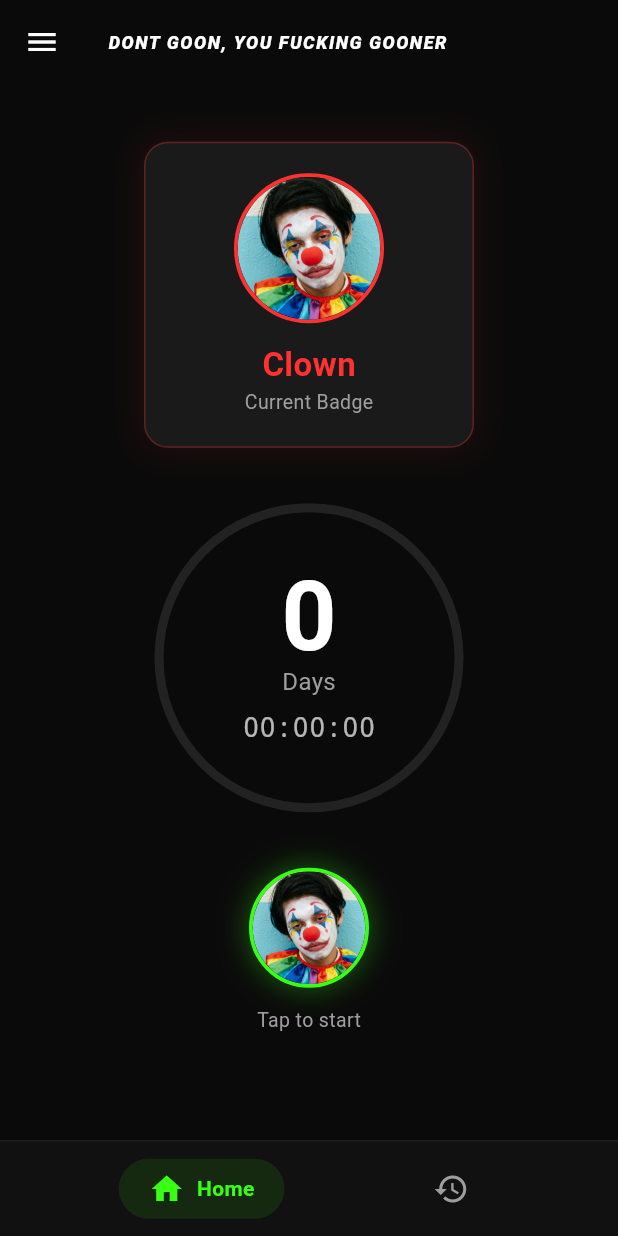
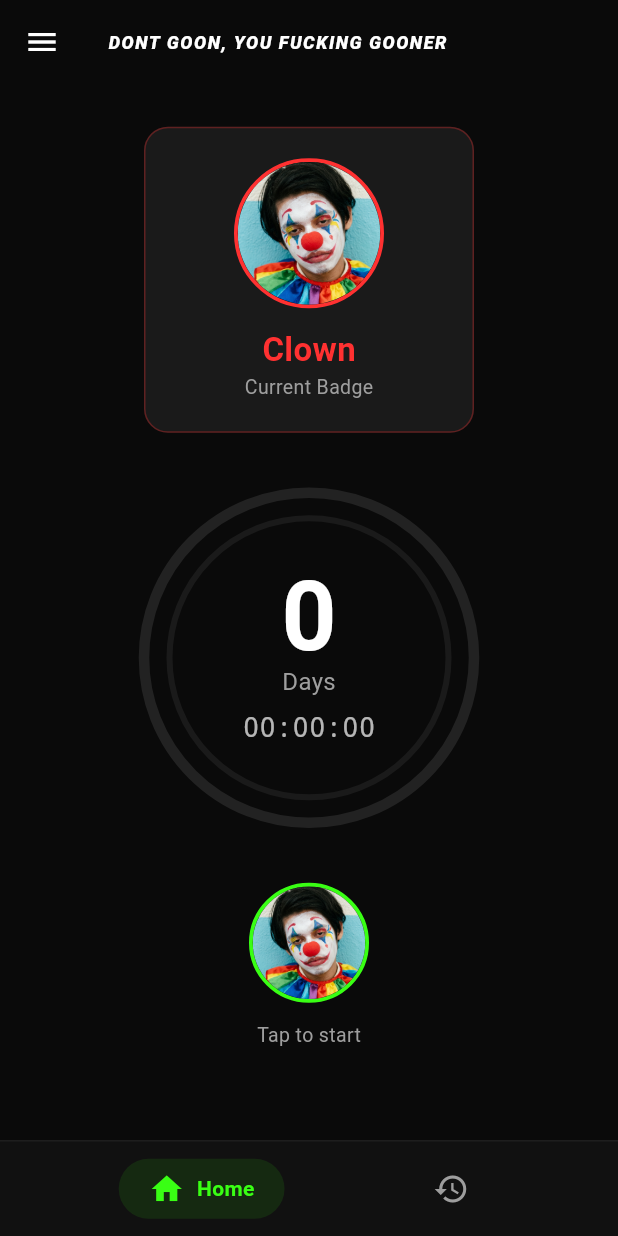
Before and after one commit to Dnggr/Giga, a Flutter app: the screen it shows after launch, on a phone screen of 412 x 824 dp. Run offline on Flutter 3.47's test engine with Material 3 defaults, Android fonts, the phone set to English and light mode, and no system bars; our stand-ins replace shared_preferences.

Commit message:
add badge color mapping and refactor badge-related animations in HomeScreen

```diff
--- a/lib/main.dart
+++ b/lib/main.dart
@@ -2,6 +2,32 @@ import 'dart:async';
 import 'package:flutter/material.dart';
 import 'streak_service.dart';
 import 'streak_model.dart';
+
+// top level so it's not recreated every build
+Color getBadgeColor(String badge) {
+  switch (badge) {
+    case 'Absolute Giga Chad':
+      return const Color(0xFF00BFFF);
+    case 'Giga Chad':
+      return const Color(0xFF39FF14);
+    case 'Absolute Chad':
+      return const Color(0xFFFF9500);
+    case 'Chad':
+      return const Color(0xFFFFD700);
+    case 'Sigma':
+      return const Color(0xFF4A9EFF);
+    case 'Advanced':
+      return const Color(0xFFC0C0C0);
+    case 'Average':
+      return const Color(0xFFCD7F32);
+    case 'Novice':
+      return const Color(0xFFAAAAAA);
+    case 'Noob':
+      return const Color(0xFF888888);
+    default:
+      return const Color(0xFFFF3131);
+  }
+}
 
 void main() {
   runApp(const MyApp());
@@ -191,24 +217,18 @@ class _HomeScreenState extends State<HomeScreen> with TickerProviderStateMixin {
   int _minutes = 0;
   int _seconds = 0;
   String _currentBadge = 'Clown';
-  String _previousBadge = 'Clown';
 
-  // panel animation
+  // panel
   late AnimationController _panelController;
   late Animation<Offset> _panelSlide;
   bool _panelOpen = false;
 
-  // badge unlock animation
+  // badge unlock animation only
   late AnimationController _badgeController;
   late Animation<double> _badgeScale;
   late Animation<double> _badgeFade;
 
-  // ring animation
-  late AnimationController _ringController;
-  late Animation<double> _ringValue;
-  double _targetProgress = 0;
-
-  final List<Map<String, dynamic>> _badges = [
+  final List<Map<String, dynamic>> _badges = const [
     {'name': 'Clown', 'days': 0, 'image': 'assets/badges/clown.png'},
     {'name': 'Noob', 'days': 1, 'image': 'assets/badges/noob.png'},
     {'name': 'Novice', 'days': 3, 'image': 'assets/badges/novice.png'},
@@ -233,7 +253,6 @@ class _HomeScreenState extends State<HomeScreen> with TickerProviderStateMixin {
   void initState() {
     super.initState();
 
-    // panel
     _panelController = AnimationController(
       vsync: this,
       duration: const Duration(milliseconds: 300),
@@ -243,7 +262,6 @@ class _HomeScreenState extends State<HomeScreen> with TickerProviderStateMixin {
           CurvedAnimation(parent: _panelController, curve: Curves.easeInOut),
         );
 
-    // badge unlock
     _badgeController = AnimationController(
       vsync: this,
       duration: const Duration(milliseconds: 600),
@@ -256,29 +274,8 @@ class _HomeScreenState extends State<HomeScreen> with TickerProviderStateMixin {
       end: 1.0,
     ).animate(CurvedAnimation(parent: _badgeController, curve: Curves.easeIn));
 
-    // ring
-    _ringController = AnimationController(
-      vsync: this,
-      duration: const Duration(milliseconds: 800),
-    );
-    _ringValue = Tween<double>(
-      begin: 0,
-      end: 0,
-    ).animate(CurvedAnimation(parent: _ringController, curve: Curves.easeOut));
-
     _badgeController.forward();
     _loadStreak();
-  }
-
-  void _animateRingTo(double target) {
-    final current = _ringValue.value;
-    _ringValue = Tween<double>(
-      begin: current,
-      end: target,
-    ).animate(CurvedAnimation(parent: _ringController, curve: Curves.easeOut));
-    _ringController
-      ..reset()
-      ..forward();
   }
 
   void _openPanel() {
@@ -288,13 +285,14 @@ class _HomeScreenState extends State<HomeScreen> with TickerProviderStateMixin {
 
   void _closePanel() {
     _panelController.reverse().then((_) {
-      setState(() => _panelOpen = false);
+      if (mounted) setState(() => _panelOpen = false);
     });
   }
 
   Future<void> _loadStreak() async {
     final running = await _service.isStreakRunning();
     final start = await _service.loadStartTime();
+    if (!mounted) return;
     setState(() {
       _isRunning = running;
       _startTime = start;
@@ -305,26 +303,15 @@ class _HomeScreenState extends State<HomeScreen> with TickerProviderStateMixin {
   void _startTicking() {
     _timer?.cancel();
     _timer = Timer.periodic(const Duration(seconds: 1), (_) {
-      if (_startTime == null) return;
+      if (!mounted || _startTime == null) return;
       final diff = DateTime.now().difference(_startTime!);
       final newDays = diff.inDays;
       final newBadge = _service.getCurrentBadge(newDays);
-      final newProgress = newDays >= 365
-          ? 1.0
-          : (newDays / 365).clamp(0.0, 1.0);
 
-      // badge unlock animation
       if (newBadge != _currentBadge) {
-        _previousBadge = _currentBadge;
         _badgeController
           ..reset()
           ..forward();
-      }
-
-      // ring animation only when progress changes
-      if (newProgress != _targetProgress) {
-        _targetProgress = newProgress;
-        _animateRingTo(_targetProgress);
       }
 
       setState(() {
@@ -340,6 +327,7 @@ class _HomeScreenState extends State<HomeScreen> with TickerProviderStateMixin {
   Future<void> _handleStart() async {
     await _service.startStreak();
     final start = await _service.loadStartTime();
+    if (!mounted) return;
     setState(() {
       _isRunning = true;
       _startTime = start;
@@ -352,7 +340,6 @@ class _HomeScreenState extends State<HomeScreen> with TickerProviderStateMixin {
     _badgeController
       ..reset()
       ..forward();
-    _animateRingTo(0);
     _startTicking();
   }
 
@@ -417,6 +404,7 @@ class _HomeScreenState extends State<HomeScreen> with TickerProviderStateMixin {
         daysReached: _days,
       );
       _timer?.cancel();
+      if (!mounted) return;
       setState(() {
         _isRunning = false;
         _days = 0;
@@ -426,7 +414,6 @@ class _HomeScreenState extends State<HomeScreen> with TickerProviderStateMixin {
         _currentBadge = 'Clown';
         _startTime = null;
       });
-      _animateRingTo(0);
       _badgeController
         ..reset()
         ..forward();
@@ -439,41 +426,18 @@ class _HomeScreenState extends State<HomeScreen> with TickerProviderStateMixin {
     _timer?.cancel();
     _panelController.dispose();
     _badgeController.dispose();
-    _ringController.dispose();
     super.dispose();
-  }
-
-  // badge ring color based on rank
-  Color _getBadgeColor(String badge) {
-    switch (badge) {
-      case 'Absolute Giga Chad':
-        return const Color(0xFF00BFFF);
-      case 'Giga Chad':
-        return const Color(0xFF39FF14);
-      case 'Absolute Chad':
-        return const Color(0xFFFF9500);
-      case 'Chad':
-        return const Color(0xFFFFD700);
-      case 'Sigma':
-        return const Color(0xFF4A9EFF);
-      case 'Advanced':
-        return const Color(0xFFC0C0C0);
-      case 'Average':
-        return const Color(0xFFCD7F32);
-      case 'Novice':
-        return const Color(0xFFAAAAAA);
-      case 'Noob':
-        return const Color(0xFF888888);
-      default:
-        return const Color(0xFFFF3131);
-    }
   }
 
   @override
   Widget build(BuildContext context) {
     final badgeImage = _service.getBadgeImage(_currentBadge);
     final screenWidth = MediaQuery.of(context).size.width;
-    final accentColor = _getBadgeColor(_currentBadge);
+    final accentColor = getBadgeColor(_currentBadge);
+
+    // progress values
+    final dayProgress = _days >= 365 ? 1.0 : (_days / 365).clamp(0.0, 1.0);
+    final hourProgress = _hours / 24.0;
 
     return Scaffold(
       backgroundColor: const Color(0xFF0A0A0A),
@@ -495,7 +459,6 @@ class _HomeScreenState extends State<HomeScreen> with TickerProviderStateMixin {
           ),
         ),
       ),
-
       body: Stack(
         children: [
           // ── MAIN CONTENT
@@ -505,7 +468,7 @@ class _HomeScreenState extends State<HomeScreen> with TickerProviderStateMixin {
                 mainAxisAlignment: MainAxisAlignment.center,
                 crossAxisAlignment: CrossAxisAlignment.center,
                 children: [
-                  // ── BADGE CARD with unlock animation
+                  // ── BADGE CARD
                   FadeTransition(
                     opacity: _badgeFade,
                     child: ScaleTransition(
@@ -520,13 +483,6 @@ class _HomeScreenState extends State<HomeScreen> with TickerProviderStateMixin {
                             color: accentColor.withOpacity(0.3),
                             width: 1,
                           ),
-                          boxShadow: [
-                            BoxShadow(
-                              color: accentColor.withOpacity(0.1),
-                              blurRadius: 20,
-                              spreadRadius: 2,
-                            ),
-                          ],
                         ),
                         child: Column(
                           children: [
@@ -577,25 +533,41 @@ class _HomeScreenState extends State<HomeScreen> with TickerProviderStateMixin {
 
                   const SizedBox(height: 40),
 
-                  // ── ANIMATED CIRCULAR TIMER
-                  AnimatedBuilder(
-                    animation: _ringValue,
-                    builder: (context, child) {
-                      return Stack(
+                  // ── DOUBLE RING TIMER (days outer, hours inner)
+                  RepaintBoundary(
+                    child: SizedBox(
+                      width: 220,
+                      height: 220,
+                      child: Stack(
                         alignment: Alignment.center,
                         children: [
+                          // outer ring — days progress
                           SizedBox(
-                            width: 200,
-                            height: 200,
+                            width: 220,
+                            height: 220,
                             child: CircularProgressIndicator(
-                              value: _ringValue.value,
-                              strokeWidth: 6,
+                              value: dayProgress,
+                              strokeWidth: 7,
                               backgroundColor: const Color(0xFF222222),
                               valueColor: AlwaysStoppedAnimation<Color>(
                                 accentColor,
                               ),
                             ),
                           ),
+                          // inner ring — 24hr progress
+                          SizedBox(
+                            width: 186,
+                            height: 186,
+                            child: CircularProgressIndicator(
+                              value: hourProgress,
+                              strokeWidth: 4,
+                              backgroundColor: const Color(0xFF1A1A1A),
+                              valueColor: AlwaysStoppedAnimation<Color>(
+                                accentColor.withOpacity(0.4),
+                              ),
+                            ),
+                          ),
+                          // center text
                           Column(
                             mainAxisSize: MainAxisSize.min,
                             children: [
@@ -627,13 +599,13 @@ class _HomeScreenState extends State<HomeScreen> with TickerProviderStateMixin {
                             ],
                           ),
                         ],
-                      );
-                    },
+                      ),
+                    ),
                   ),
 
                   const SizedBox(height: 40),
 
-                  // ── CLOWN BUTTON with pulse animation
+                  // ── CLOWN BUTTON
                   _PulseButton(
                     isRunning: _isRunning,
                     accentColor: accentColor,
@@ -702,11 +674,12 @@ class _HomeScreenState extends State<HomeScreen> with TickerProviderStateMixin {
                             final badge = _badges[index];
                             final isCurrentBadge =
                                 badge['name'] == _currentBadge;
-                            final isUnlocked = _days >= badge['days'];
-                            final badgeAccent = _getBadgeColor(badge['name']);
+                            final isUnlocked = _days >= (badge['days'] as int);
+                            final badgeAccent = getBadgeColor(
+                              badge['name'] as String,
+                            );
 
-                            return AnimatedContainer(
-                              duration: const Duration(milliseconds: 300),
+                            return Container(
                               margin: const EdgeInsets.symmetric(
                                 horizontal: 12,
                                 vertical: 4,
@@ -742,7 +715,7 @@ class _HomeScreenState extends State<HomeScreen> with TickerProviderStateMixin {
                                       ),
                                       child: ClipOval(
                                         child: Image.asset(
-                                          badge['image'],
+                                          badge['image'] as String,
                                           fit: BoxFit.cover,
                                           errorBuilder: (_, __, ___) => Icon(
                                             Icons.person,
@@ -760,7 +733,7 @@ class _HomeScreenState extends State<HomeScreen> with TickerProviderStateMixin {
                                           CrossAxisAlignment.start,
                                       children: [
                                         Text(
-                                          badge['name'],
+                                          badge['name'] as String,
                                           style: TextStyle(
                                             fontSize: 14,
                                             fontWeight: FontWeight.w600,
@@ -844,11 +817,25 @@ class _PulseButtonState extends State<_PulseButton>
     _pulse = AnimationController(
       vsync: this,
       duration: const Duration(milliseconds: 1200),
-    )..repeat(reverse: true);
+    );
     _pulseAnim = Tween<double>(
       begin: 1.0,
-      end: 1.12,
+      end: 1.1,
     ).animate(CurvedAnimation(parent: _pulse, curve: Curves.easeInOut));
+
+    if (widget.isRunning) _pulse.repeat(reverse: true);
+  }
+
+  @override
+  void didUpdateWidget(_PulseButton oldWidget) {
+    super.didUpdateWidget(oldWidget);
+    // start/stop pulse when isRunning changes
+    if (widget.isRunning && !_pulse.isAnimating) {
+      _pulse.repeat(reverse: true);
+    } else if (!widget.isRunning && _pulse.isAnimating) {
+      _pulse.stop();
+      _pulse.value = 1.0;
+    }
   }
 
   @override
@@ -863,12 +850,10 @@ class _PulseButtonState extends State<_PulseButton>
       onTap: widget.onTap,
       child: AnimatedBuilder(
         animation: _pulseAnim,
-        builder: (context, child) {
-          return Transform.scale(
-            scale: widget.isRunning ? _pulseAnim.value : 1.0,
-            child: child,
-          );
-        },
+        builder: (context, child) => Transform.scale(
+          scale: widget.isRunning ? _pulseAnim.value : 1.0,
+          child: child,
+        ),
         child: Container(
           width: 80,
           height: 80,
@@ -881,17 +866,6 @@ class _PulseButtonState extends State<_PulseButton>
                   : const Color(0xFF39FF14),
               width: 2.5,
             ),
-            boxShadow: [
-              BoxShadow(
-                color:
-                    (widget.isRunning
-                            ? const Color(0xFFFF3131)
-                            : const Color(0xFF39FF14))
-                        .withOpacity(0.3),
-                blurRadius: 16,
-                spreadRadius: 2,
-              ),
-            ],
           ),
           child: ClipOval(
             child: Image.asset(
@@ -932,6 +906,7 @@ class _HistoryScreenState extends State<HistoryScreen> {
 
   Future<void> _loadHistory() async {
     final data = await _service.loadHistory();
+    if (!mounted) return;
     setState(() => _history = data);
   }
 
@@ -977,31 +952,6 @@ class _HistoryScreenState extends State<HistoryScreen> {
   }
 
   String _formatDate(DateTime dt) => '${dt.day}/${dt.month}/${dt.year}';
-
-  Color _getBadgeColor(String badge) {
-    switch (badge) {
-      case 'Absolute Giga Chad':
-        return const Color(0xFF00BFFF);
-      case 'Giga Chad':
-        return const Color(0xFF39FF14);
-      case 'Absolute Chad':
-        return const Color(0xFFFF9500);
-      case 'Chad':
-        return const Color(0xFFFFD700);
-      case 'Sigma':
-        return const Color(0xFF4A9EFF);
-      case 'Advanced':
-        return const Color(0xFFC0C0C0);
-      case 'Average':
-        return const Color(0xFFCD7F32);
-      case 'Novice':
-        return const Color(0xFFAAAAAA);
-      case 'Noob':
-        return const Color(0xFF888888);
-      default:
-        return const Color(0xFFFF3131);
-    }
-  }
 
   @override
   Widget build(BuildContext context) {
@@ -1057,7 +1007,7 @@ class _HistoryScreenState extends State<HistoryScreen> {
                 itemBuilder: (context, index) {
                   final entry = _history[index];
                   final badgeImage = _service.getBadgeImage(entry.badgeName);
-                  final color = _getBadgeColor(entry.badgeName);
+                  final color = getBadgeColor(entry.badgeName);
 
                   return Container(
                     margin: const EdgeInsets.only(bottom: 10),
```
